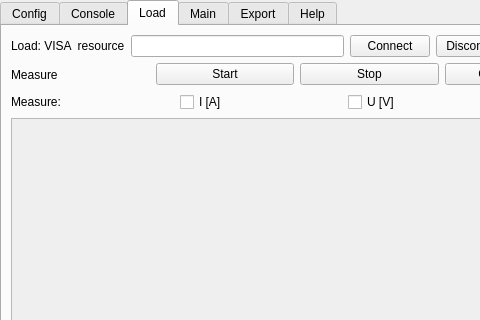
This is tester_adapteru/mainwindow.ui in lamasek/customer_fast as Qt 5 draws it before an edit; both pictures show x 0 to 480 and y 0 to 320 of the 1028 by 610 pixel window. The edited form follows.
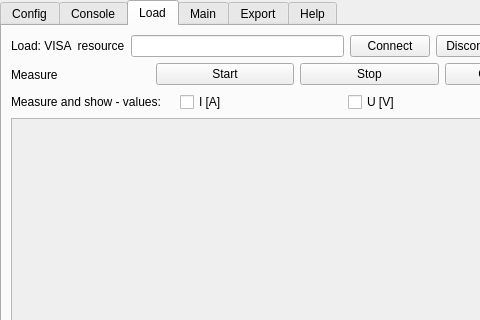
This is the edited form. The open tabs and pages were chosen to show the change. Custom widgets are drawn as their Qt base class.

Commit message: load measurings and tester_adapteru can run together

```diff
--- a/tester_adapteru/mainwindow.ui
+++ b/tester_adapteru/mainwindow.ui
@@ -226,7 +226,7 @@
           <item>
            <widget class="QLabel" name="load_label_Measure">
             <property name="text">
-             <string>Measure:</string>
+             <string>Measure and show - values:</string>
             </property>
            </widget>
           </item>
```
Left out of the diff: 6 changed lines with no effect on the pictures. The commit also changes 2 other files.
